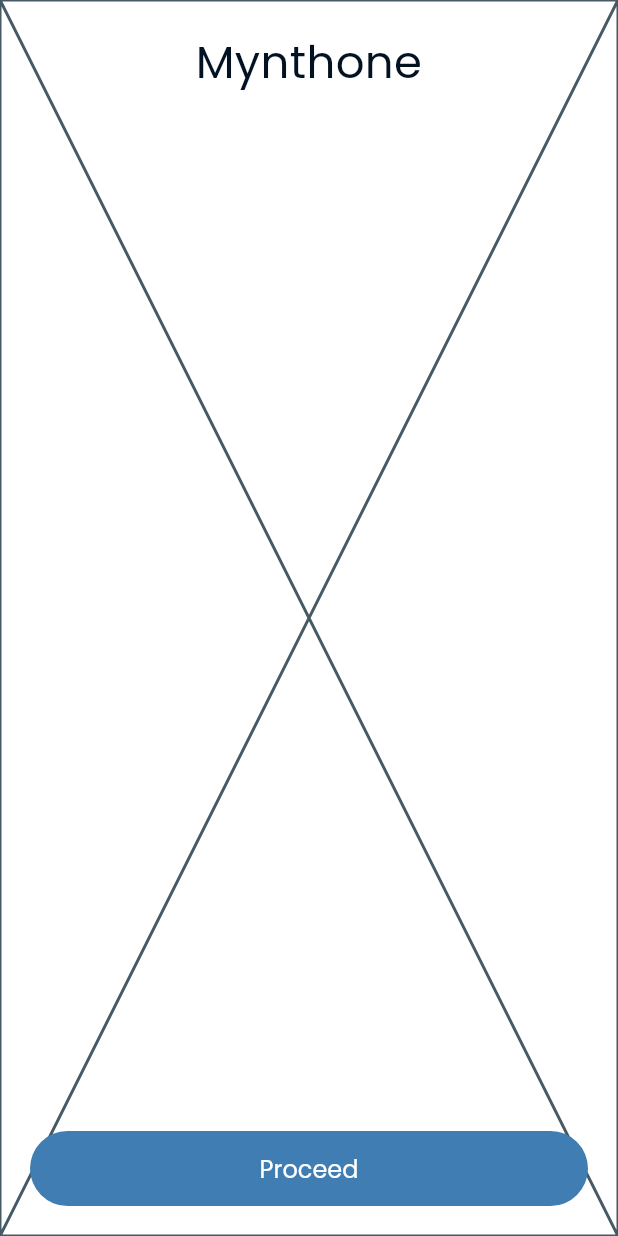
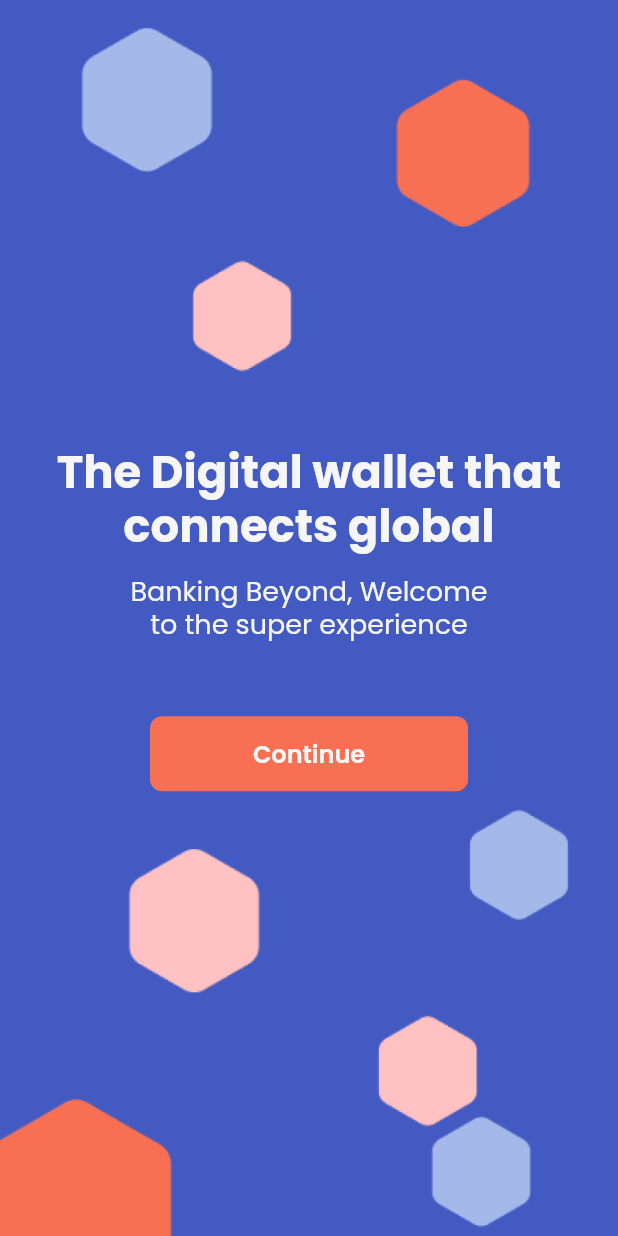
Before and after one commit to kin-mynthone/mynthone, a Flutter app: the screen it shows after launch, on a phone screen of 412 x 824 dp. Run offline on Flutter 3.47's test engine with Material 3 defaults, Android fonts, the phone set to English and light mode, and no system bars; our stand-ins replace cloud_firestore, device_preview, firebase_auth, firebase_core, flutter_dotenv, flutter_spinkit and 6 more; accounts and stored records are empty.

Commit message:
splash and introduction

```diff
--- a/lib/app/features/introduction/views/introduction_view.dart
+++ b/lib/app/features/introduction/views/introduction_view.dart
@@ -1,6 +1,10 @@
 import 'package:flutter/material.dart';
+import 'package:get/utils.dart';
 
 import '../../../constants/app_numbers.dart';
+import '../../../helpers/asset_path_helper.dart';
+import '../../../themes/app_colors.dart';
+import '../../../widgets/Custom_text_widget.dart';
 
 class IntroductionView extends StatelessWidget {
   const IntroductionView({super.key});
@@ -8,31 +12,51 @@ class IntroductionView extends StatelessWidget {
   @override
   Widget build(BuildContext context) {
     return Scaffold(
-      backgroundColor: Colors.white,
-      body: Stack(
-        children: [
-          const Placeholder(),
-          SafeArea(
+      backgroundColor: AppColors.h425AC2,
+      body: Container(
+        decoration: const BoxDecoration(
+          image: DecorationImage(
+            image: AssetImage(AssetPath.introBg),
+            fit: BoxFit.cover,
+          ),
+        ),
+        child: SafeArea(
           child: Padding(
             padding: const EdgeInsets.all(AppNumbers.screenPadding),
             child: Column(
-                mainAxisAlignment: MainAxisAlignment.spaceBetween,
-                crossAxisAlignment: CrossAxisAlignment.stretch,
+              mainAxisAlignment: MainAxisAlignment.center,
+              crossAxisAlignment: CrossAxisAlignment.center,
               children: [
-                  const Text(
-                    'Mynthone',
-                    textAlign: TextAlign.center,
-                    style: TextStyle(fontSize: 30),
+                const CustomTextWidget(
+                  text: 'The Digital wallet that connects global',
+                  color: AppColors.hF6F6F6,
+                  fontWeight: FontWeight.w700,
+                  fontSize: 30,
+                  centerAlignment: true,
                 ),
-                  ElevatedButton(
+                const SizedBox(
+                  height: 15,
+                ),
+                const CustomTextWidget(
+                  text: 'Banking Beyond, Welcome to the super experience',
+                  color: AppColors.hF6F6F6,
+                  fontSize: 18,
+                  centerAlignment: true,
+                ),
+                const SizedBox(
+                  height: 50,
+                ),
+                Padding(
+                  padding: const EdgeInsets.symmetric(horizontal: 80),
+                  child: ElevatedButton(
                     onPressed: () {},
-                    child: const Text('Proceed'),
+                    child: Text('Continue'.tr),
+                  ),
                 ),
               ],
             ),
           ),
         ),
-        ],
       ),
     );
   }
--- a/lib/app/features/splash/controllers/auth_controller.dart
+++ b/lib/app/features/splash/controllers/auth_controller.dart
@@ -33,7 +33,8 @@ class AuthController extends GetxController {
   void _monitorFirebaseUser() {
     _firebaseUser = Rx<User?>(firebaseAuth.currentUser);
     _firebaseUser.bindStream(firebaseAuth.idTokenChanges());
-    ever(_firebaseUser, (User? value) {
+    ever(_firebaseUser, (User? value) async {
+      await Future.delayed(const Duration(seconds: 1));
       if (value != null) {
         _status.value = AuthStatus.authenticated;
       } else {
--- a/lib/app/features/splash/views/splash_view.dart
+++ b/lib/app/features/splash/views/splash_view.dart
@@ -2,6 +2,7 @@ import 'package:flutter/material.dart';
 import 'package:get/get.dart';
 
 import '../../../helpers/log_helper.dart';
+import '../../../themes/app_colors.dart';
 import '../../../widgets/loading_indicator_widget.dart';
 import '../controllers/auth_controller.dart';
 
@@ -47,6 +48,7 @@ class _SplashViewState extends State<SplashView> {
   @override
   Widget build(BuildContext context) {
     return const Scaffold(
+      backgroundColor: AppColors.h425AC2,
       body: SafeArea(
         child: Center(
           child: LoadingIndicator(),
--- /dev/null
+++ b/lib/app/helpers/asset_path_helper.dart
@@ -0,0 +1,5 @@
+class AssetPath {
+  static const _imageMainPath = 'assets/images';
+
+  static const introBg = '$_imageMainPath/intro_bg.png';
+}
--- a/lib/app/localization/english_translation_map.dart
+++ b/lib/app/localization/english_translation_map.dart
@@ -2,5 +2,11 @@ part of '../localization/app_translations.dart';
 
 final Map<String, String> _englishTranslationMap = {
   // Common
-  'Sample': 'Sample',
+  'Continue': 'Continue',
+
+  // Introduction
+  'The Digital wallet that connects global':
+      'The Digital wallet that connects global',
+  'Banking Beyond, Welcome to the super experience':
+      'Banking Beyond, Welcome\nto the super experience'
 };
--- a/lib/app/themes/app_colors.dart
+++ b/lib/app/themes/app_colors.dart
@@ -1,14 +1,19 @@
 import 'package:flutter/material.dart';
 
 class AppColors {
-  static const Color h3F7DB2 = Color(0xFF3F7DB2);
-  static const Color h9EC6DC = Color(0xFF9EC6DC);
-  static const Color h031223 = Color(0xFF031223);
-  static const Color hF6F6F6 = Color(0xFFF6F6F6);
-  static const Color hBDBDBD = Color(0xFFBDBDBD);
-  static const Color hEEEEEE = Color(0xFFEEEEEE);
+  static const Color hF87054 = Color(0xFFF87054); //primary
+  static const Color hFFF8F8 = Color(0xFFFFF8F8); //primary light
+  static const Color h425AC2 = Color(0xFF425AC2); //secondary
+  static const Color hA4B8EA = Color(0xFFA4B8EA); //secondary light
 
-  static Color barrierColor = Colors.black.withOpacity(0.80);
+  static const Color h0403E51 = Color(0xFF403E51); //text
+  static const Color hF6F6F6 = Color(0xFFF6F6F6); //white variant
+  static const Color hBDBDBD = Color(0xFFBDBDBD); //inputForm label
+  static const Color hD0D0D0 = Color(0xFFD0D0D0); //inputForm border
+
+  static const Color h7CD0AD = Color(0xFF7CD0AD); //positive
+
+  static Color barrierColor = Colors.black.withOpacity(0.80); //overlay
 
   static const Map<int, Color> _steelBlueColorMap = {
     50: Color.fromRGBO(63, 125, 178, .1),
@@ -24,5 +29,5 @@ class AppColors {
   };
 
   static const MaterialColor materialSteelBlue =
-      MaterialColor(0xFF3F7DB2, _steelBlueColorMap);
+      MaterialColor(0xFFF87054, _steelBlueColorMap);
 }
--- a/lib/app/themes/app_themes.dart
+++ b/lib/app/themes/app_themes.dart
@@ -8,8 +8,8 @@ class AppThemes {
   static final lightTheme = ThemeData(
     primarySwatch: AppColors.materialSteelBlue,
     colorScheme: ColorScheme.fromSwatch().copyWith(
-      primary: AppColors.h3F7DB2,
-      secondary: AppColors.h9EC6DC,
+      primary: AppColors.hF87054,
+      secondary: AppColors.h425AC2,
       brightness: Brightness.light,
     ),
     textTheme: TextTheme(
@@ -17,21 +17,21 @@ class AppThemes {
         textStyle: const TextStyle(
           fontSize: 16,
           fontWeight: FontWeight.normal,
-          color: AppColors.h031223,
+          color: AppColors.h0403E51,
         ),
       ),
       bodyMedium: GoogleFonts.poppins(
         textStyle: const TextStyle(
           fontSize: 16,
           fontWeight: FontWeight.normal,
-          color: AppColors.h031223,
+          color: AppColors.h0403E51,
         ),
       ),
       bodySmall: GoogleFonts.poppins(
         textStyle: const TextStyle(
           fontSize: 16,
           fontWeight: FontWeight.normal,
-          color: AppColors.h031223,
+          color: AppColors.h0403E51,
         ),
       ),
       labelLarge: GoogleFonts.poppins(
@@ -52,14 +52,14 @@ class AppThemes {
       filled: true,
       fillColor: AppColors.hF6F6F6,
       labelStyle: const TextStyle(color: AppColors.hBDBDBD),
-      floatingLabelStyle: const TextStyle(color: AppColors.h3F7DB2),
+      floatingLabelStyle: const TextStyle(color: AppColors.hF87054),
       focusedBorder: OutlineInputBorder(
         borderRadius: BorderRadius.circular(AppNumbers.inputBorderRadius),
-        borderSide: const BorderSide(color: AppColors.h3F7DB2, width: 2.0),
+        borderSide: const BorderSide(color: AppColors.hF87054, width: 2.0),
       ),
       enabledBorder: OutlineInputBorder(
         borderRadius: BorderRadius.circular(AppNumbers.inputBorderRadius),
-        borderSide: const BorderSide(color: AppColors.hEEEEEE, width: 1.0),
+        borderSide: const BorderSide(color: AppColors.hD0D0D0, width: 1.0),
       ),
       errorBorder: OutlineInputBorder(
         borderRadius: BorderRadius.circular(AppNumbers.inputBorderRadius),
@@ -75,8 +75,8 @@ class AppThemes {
     ),
     elevatedButtonTheme: ElevatedButtonThemeData(
       style: ElevatedButton.styleFrom(
-        backgroundColor: AppColors.h3F7DB2,
-        foregroundColor: Colors.white,
+        backgroundColor: AppColors.hF87054,
+        foregroundColor: AppColors.hFFF8F8,
         elevation: 0,
         minimumSize: const Size(
           double.infinity,
@@ -85,9 +85,12 @@ class AppThemes {
         textStyle: GoogleFonts.poppins(
           textStyle: const TextStyle(
             fontSize: 16,
-            fontWeight: FontWeight.normal,
+            fontWeight: FontWeight.w600,
             color: Colors.white,
           ),
+        ),
+        shape: RoundedRectangleBorder(
+          borderRadius: BorderRadius.circular(8),
         ),
       ),
     ),
@@ -96,8 +99,8 @@ class AppThemes {
   static final darkTheme = ThemeData(
     primarySwatch: AppColors.materialSteelBlue,
     colorScheme: ColorScheme.fromSwatch().copyWith(
-      primary: AppColors.h3F7DB2,
-      secondary: AppColors.h9EC6DC,
+      primary: AppColors.hF87054,
+      secondary: AppColors.h425AC2,
       brightness: Brightness.dark,
     ),
     textTheme: GoogleFonts.acmeTextTheme(),
--- /dev/null
+++ b/lib/app/widgets/custom_text_widget.dart
@@ -0,0 +1,42 @@
+import 'package:flutter/material.dart';
+import 'package:get/utils.dart';
+import 'package:google_fonts/google_fonts.dart';
+import 'package:mynthone/app/themes/app_colors.dart';
+
+class CustomTextWidget extends StatelessWidget {
+  final String text;
+  final FontWeight fontWeight;
+  final double fontSize;
+  final bool overflow;
+  final double letterSpacing;
+  final double heightValue;
+
+  final Color color;
+  final bool centerAlignment;
+
+  const CustomTextWidget(
+      {super.key,
+      required this.text,
+      this.fontSize = 16,
+      this.fontWeight = FontWeight.normal,
+      this.color = AppColors.h0403E51,
+      this.centerAlignment = false,
+      this.letterSpacing = 0,
+      this.overflow = false,
+      this.heightValue = 1.2});
+
+  @override
+  Widget build(BuildContext context) {
+    return Text(
+      text.tr,
+      overflow: overflow ? TextOverflow.ellipsis : null,
+      style: GoogleFonts.poppins(
+          fontSize: fontSize,
+          color: color,
+          letterSpacing: letterSpacing,
+          height: heightValue,
+          fontWeight: fontWeight),
+      textAlign: centerAlignment ? TextAlign.center : TextAlign.left,
+    );
+  }
+}
--- a/lib/app/widgets/eye_icon_widget.dart
+++ /dev/null
@@ -1,14 +0,0 @@
-import 'package:flutter/material.dart';
-
-class EyeIcon extends StatelessWidget {
-  const EyeIcon({super.key});
-
-  @override
-  Widget build(BuildContext context) {
-    return const Icon(
-      Icons.visibility,
-      color: Colors.blue,
-      size: 30,
-    );
-  }
-}
--- a/lib/app/widgets/go_back_button_widget.dart
+++ b/lib/app/widgets/go_back_button_widget.dart
@@ -7,7 +7,7 @@ class GoBackButton extends StatelessWidget {
   const GoBackButton({
     super.key,
     required this.onPressed,
-    this.iconColor = AppColors.h031223,
+    this.iconColor = AppColors.h0403E51,
   });
 
   final VoidCallback onPressed;
--- a/lib/app/widgets/slashed_eye_icon_widget.dart
+++ /dev/null
@@ -1,14 +0,0 @@
-import 'package:flutter/material.dart';
-
-class SlashedEyeIcon extends StatelessWidget {
-  const SlashedEyeIcon({super.key});
-
-  @override
-  Widget build(BuildContext context) {
-    return const Icon(
-      Icons.visibility_off,
-      color: Colors.grey,
-      size: 30,
-    );
-  }
-}
--- a/pubspec.yaml
+++ b/pubspec.yaml
@@ -38,3 +38,4 @@ flutter:
     - .env.development
     - .env.staging
     - .env.production
+    - assets/images/
```
Also changed, not shown: assets/images/intro_bg.png (added). Lines whose indentation alone changed are shown as unchanged.
